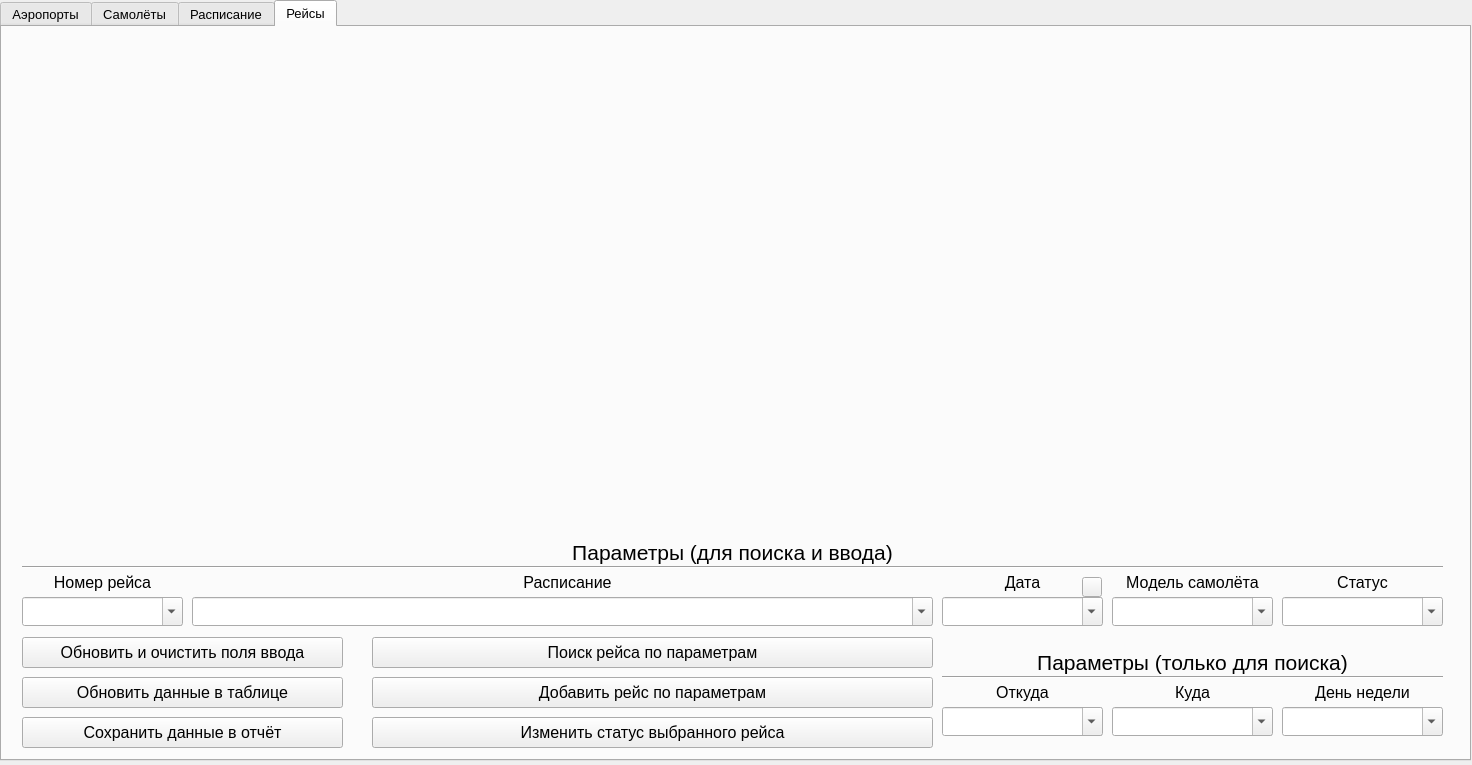
First picture: the form in FlightSchedule/dispatcher.ui, repository laindash/FlightSchedule, before the edit.
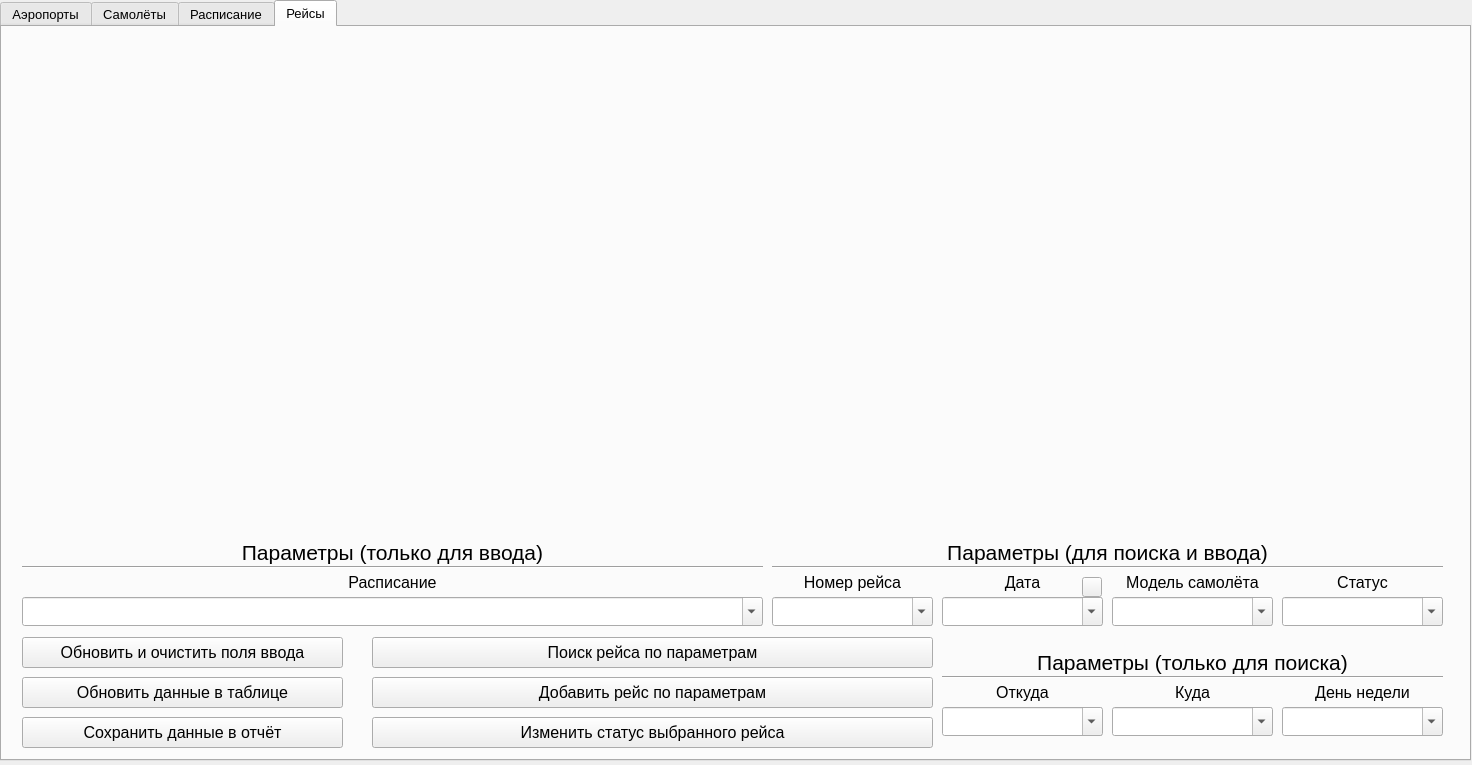
Second picture: the form after the edit.

The edit to the form file:
```diff
--- a/FlightSchedule/dispatcher.ui
+++ b/FlightSchedule/dispatcher.ui
@@ -1110,9 +1110,9 @@
     <widget class="QLabel" name="label_31">
      <property name="geometry">
       <rect>
-       <x>20</x>
+       <x>770</x>
        <y>510</y>
-       <width>1421</width>
+       <width>671</width>
        <height>31</height>
       </rect>
      </property>
@@ -1155,9 +1155,9 @@
     <widget class="Line" name="line_4">
      <property name="geometry">
       <rect>
-       <x>20</x>
+       <x>770</x>
        <y>530</y>
-       <width>1421</width>
+       <width>671</width>
        <height>20</height>
       </rect>
      </property>
@@ -1237,7 +1237,7 @@
     <widget class="QLabel" name="label_32">
      <property name="geometry">
       <rect>
-       <x>20</x>
+       <x>770</x>
        <y>540</y>
        <width>161</width>
        <height>31</height>
@@ -1258,9 +1258,9 @@
     <widget class="QLabel" name="label_28">
      <property name="geometry">
       <rect>
-       <x>200</x>
+       <x>20</x>
        <y>540</y>
-       <width>731</width>
+       <width>741</width>
        <height>31</height>
       </rect>
      </property>
@@ -1279,7 +1279,7 @@
     <widget class="QComboBox" name="flight_num">
      <property name="geometry">
       <rect>
-       <x>20</x>
+       <x>770</x>
        <y>570</y>
        <width>161</width>
        <height>29</height>
@@ -1348,7 +1348,7 @@
     <widget class="QComboBox" name="schedule">
      <property name="geometry">
       <rect>
-       <x>190</x>
+       <x>20</x>
        <y>570</y>
        <width>741</width>
        <height>29</height>
@@ -1668,6 +1668,40 @@
       <bool>false</bool>
      </property>
     </widget>
+    <widget class="QLabel" name="label_37">
+     <property name="geometry">
+      <rect>
+       <x>20</x>
+       <y>510</y>
+       <width>741</width>
+       <height>31</height>
+      </rect>
+     </property>
+     <property name="font">
+      <font>
+       <pointsize>16</pointsize>
+      </font>
+     </property>
+     <property name="text">
+      <string>Параметры (только для ввода)</string>
+     </property>
+     <property name="alignment">
+      <set>Qt::AlignmentFlag::AlignCenter</set>
+     </property>
+    </widget>
+    <widget class="Line" name="line_7">
+     <property name="geometry">
+      <rect>
+       <x>20</x>
+       <y>530</y>
+       <width>741</width>
+       <height>20</height>
+      </rect>
+     </property>
+     <property name="orientation">
+      <enum>Qt::Orientation::Horizontal</enum>
+     </property>
+    </widget>
    </widget>
   </widget>
  </widget>
```
